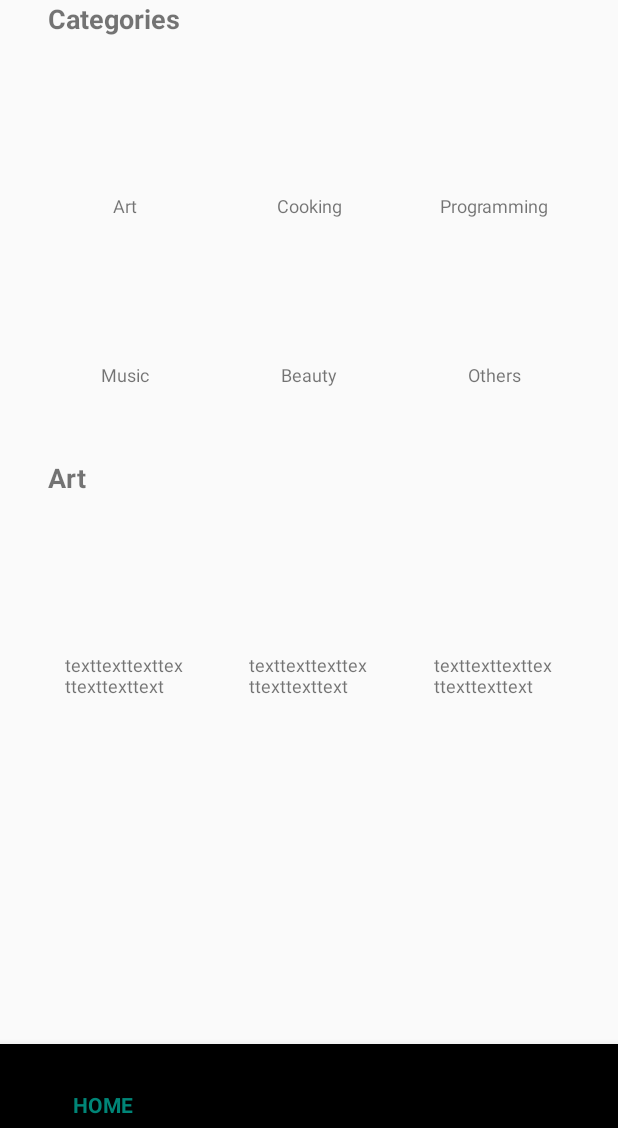
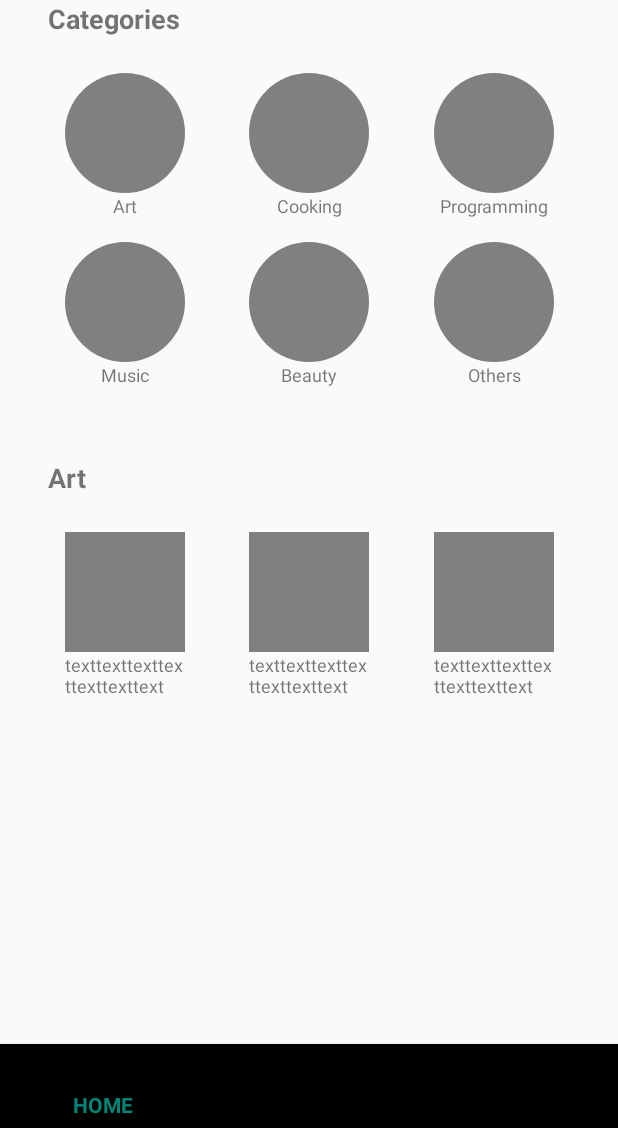
Before and after one commit to HotsumaKawashima/skills-swapping, an Android app: the TopFragment screen opened directly, with no data from a screen before it, on a phone screen of 412 x 824 dp, the part 108-1236 px from its top. Run offline under Robolectric (Android 15) with nearby library versions, the light colour scheme and no system bars; our stand-ins replace navigation-ui; 1 statement that could not run was skipped.

Commit message:
add roundImageview

```diff
--- /dev/null
+++ b/app/src/main/java/com/android/example/skillsswapping/RoundImageView.kt
@@ -0,0 +1,36 @@
+package com.android.example.skillsswapping
+
+import android.content.Context
+import android.graphics.Canvas
+import android.graphics.Paint
+import android.util.AttributeSet
+import android.view.View
+import android.R
+import android.annotation.SuppressLint
+import android.graphics.BitmapFactory
+import android.graphics.Path
+import android.widget.ImageView
+import androidx.appcompat.widget.AppCompatImageView
+import android.graphics.RectF
+import android.icu.lang.UCharacter.GraphemeClusterBreak.T
+
+
+
+
+class RoundImageView : AppCompatImageView {
+
+    constructor(context: Context) : super(context)
+    constructor(context: Context, attrs: AttributeSet) : super(context, attrs)
+    constructor(context: Context, attrs: AttributeSet, defStyleAttr: Int) : super(context, attrs, defStyleAttr)
+
+    override fun onDraw(canvas: Canvas?) {
+        val path = Path()
+        val rectF = RectF()
+        val width = measuredWidth.toFloat()
+        val height = measuredHeight.toFloat()
+        rectF.set(0.0f, 0.0f, width, height)
+        path.addRoundRect(rectF,width / 2, height / 2, Path.Direction.CW)
+        canvas?.clipPath(path)
+        super.onDraw(canvas)
+    }
+}
--- a/app/src/main/res/layout/fragment_top.xml
+++ b/app/src/main/res/layout/fragment_top.xml
@@ -21,16 +21,16 @@
             app:layout_constraintStart_toStartOf="parent"
             app:layout_constraintTop_toTopOf="parent" />
 
-        <ImageView
+        <com.android.example.skillsswapping.RoundImageView
             android:id="@+id/categoryIcon01"
             android:layout_width="80dp"
             android:layout_height="80dp"
             android:layout_marginTop="24dp"
+            android:src="#808080"
             app:layout_constraintEnd_toStartOf="@+id/categoryIcon02"
             app:layout_constraintHorizontal_bias="0.5"
             app:layout_constraintStart_toStartOf="parent"
-            app:layout_constraintTop_toBottomOf="@+id/categoriesTitle"
-            tools:srcCompat="@tools:sample/avatars" />
+            app:layout_constraintTop_toBottomOf="@+id/categoriesTitle" />
 
         <TextView
             android:id="@+id/categoryTitle01"
@@ -43,15 +43,15 @@
             app:layout_constraintStart_toStartOf="@+id/categoryIcon01"
             app:layout_constraintTop_toBottomOf="@+id/categoryIcon01" />
 
-        <ImageView
+        <com.android.example.skillsswapping.RoundImageView
             android:id="@+id/categoryIcon02"
             android:layout_width="80dp"
             android:layout_height="80dp"
+            android:src="#808080"
             app:layout_constraintEnd_toStartOf="@+id/categoryIcon03"
             app:layout_constraintHorizontal_bias="0.5"
             app:layout_constraintStart_toEndOf="@+id/categoryIcon01"
-            app:layout_constraintTop_toTopOf="@+id/categoryIcon01"
-            tools:srcCompat="@tools:sample/avatars" />
+            app:layout_constraintTop_toTopOf="@+id/categoryIcon01" />
 
         <TextView
             android:id="@+id/categoryTitle02"
@@ -64,15 +64,15 @@
             app:layout_constraintStart_toStartOf="@+id/categoryIcon02"
             app:layout_constraintTop_toBottomOf="@+id/categoryIcon02" />
 
-        <ImageView
+        <com.android.example.skillsswapping.RoundImageView
             android:id="@+id/categoryIcon03"
             android:layout_width="80dp"
             android:layout_height="80dp"
+            android:src="#808080"
             app:layout_constraintEnd_toEndOf="parent"
             app:layout_constraintHorizontal_bias="0.5"
             app:layout_constraintStart_toEndOf="@+id/categoryIcon02"
-            app:layout_constraintTop_toTopOf="@+id/categoryIcon02"
-            tools:srcCompat="@tools:sample/avatars" />
+            app:layout_constraintTop_toTopOf="@+id/categoryIcon02" />
 
         <TextView
             android:id="@+id/categoryTitle03"
@@ -85,15 +85,15 @@
             app:layout_constraintStart_toStartOf="@+id/categoryIcon03"
             app:layout_constraintTop_toBottomOf="@+id/categoryIcon03" />
 
-        <ImageView
+        <com.android.example.skillsswapping.RoundImageView
             android:id="@+id/categoryIcon04"
             android:layout_width="80dp"
             android:layout_height="80dp"
             android:layout_marginTop="16dp"
+            android:src="#808080"
             app:layout_constraintEnd_toEndOf="@+id/categoryIcon01"
             app:layout_constraintStart_toStartOf="@+id/categoryIcon01"
-            app:layout_constraintTop_toBottomOf="@+id/categoryTitle01"
-            tools:srcCompat="@tools:sample/avatars" />
+            app:layout_constraintTop_toBottomOf="@+id/categoryTitle01" />
 
         <TextView
             android:id="@+id/categoryTitle04"
@@ -106,16 +106,16 @@
             app:layout_constraintStart_toStartOf="@+id/categoryIcon04"
             app:layout_constraintTop_toBottomOf="@+id/categoryIcon04" />
 
-        <ImageView
+        <com.android.example.skillsswapping.RoundImageView
             android:id="@+id/categoryIcon05"
             android:layout_width="80dp"
             android:layout_height="80dp"
             android:layout_marginTop="16dp"
+            android:src="#808080"
             app:layout_constraintEnd_toEndOf="@+id/categoryIcon02"
             app:layout_constraintHorizontal_bias="0.501"
             app:layout_constraintStart_toStartOf="@+id/categoryIcon02"
-            app:layout_constraintTop_toBottomOf="@+id/categoryTitle02"
-            tools:srcCompat="@tools:sample/avatars" />
+            app:layout_constraintTop_toBottomOf="@+id/categoryTitle02" />
 
         <TextView
             android:id="@+id/categoryTitle05"
@@ -128,16 +128,16 @@
             app:layout_constraintStart_toStartOf="@+id/categoryIcon05"
             app:layout_constraintTop_toBottomOf="@+id/categoryIcon05" />
 
-        <ImageView
+        <com.android.example.skillsswapping.RoundImageView
             android:id="@+id/categoryIcon06"
             android:layout_width="80dp"
             android:layout_height="80dp"
             android:layout_marginTop="16dp"
+            android:src="#808080"
             app:layout_constraintEnd_toEndOf="@+id/categoryIcon03"
             app:layout_constraintHorizontal_bias="0.873"
             app:layout_constraintStart_toStartOf="@+id/categoryIcon03"
-            app:layout_constraintTop_toBottomOf="@+id/categoryTitle03"
-            tools:srcCompat="@tools:sample/avatars" />
+            app:layout_constraintTop_toBottomOf="@+id/categoryTitle03" />
 
         <TextView
             android:id="@+id/categoryTitle06"
@@ -167,11 +167,11 @@
             android:layout_width="80dp"
             android:layout_height="80dp"
             android:layout_marginTop="24dp"
+            android:src="#808080"
             app:layout_constraintEnd_toStartOf="@+id/NewCategoryIcon02"
             app:layout_constraintHorizontal_bias="0.5"
             app:layout_constraintStart_toStartOf="parent"
-            app:layout_constraintTop_toBottomOf="@+id/categoryNameTitle"
-            tools:srcCompat="@tools:sample/avatars" />
+            app:layout_constraintTop_toBottomOf="@+id/categoryNameTitle" />
 
         <TextView
             android:id="@+id/NewCategoryTxt01"
@@ -189,11 +189,11 @@
             android:layout_width="80dp"
             android:layout_height="80dp"
             android:layout_marginTop="24dp"
+            android:src="#808080"
             app:layout_constraintEnd_toStartOf="@+id/NewCategoryIcon03"
             app:layout_constraintHorizontal_bias="0.5"
             app:layout_constraintStart_toEndOf="@+id/NewCategoryIcon01"
-            app:layout_constraintTop_toBottomOf="@+id/categoryNameTitle"
-            tools:srcCompat="@tools:sample/avatars" />
+            app:layout_constraintTop_toBottomOf="@+id/categoryNameTitle" />
 
         <TextView
             android:id="@+id/NewCategoryTxt02"
@@ -211,11 +211,11 @@
             android:layout_width="80dp"
             android:layout_height="80dp"
             android:layout_marginTop="24dp"
+            android:src="#808080"
             app:layout_constraintEnd_toEndOf="parent"
             app:layout_constraintHorizontal_bias="0.5"
             app:layout_constraintStart_toEndOf="@+id/NewCategoryIcon02"
-            app:layout_constraintTop_toBottomOf="@+id/categoryNameTitle"
-            tools:srcCompat="@tools:sample/avatars" />
+            app:layout_constraintTop_toBottomOf="@+id/categoryNameTitle" />
 
         <TextView
             android:id="@+id/NewCategoryTxt03"
```
